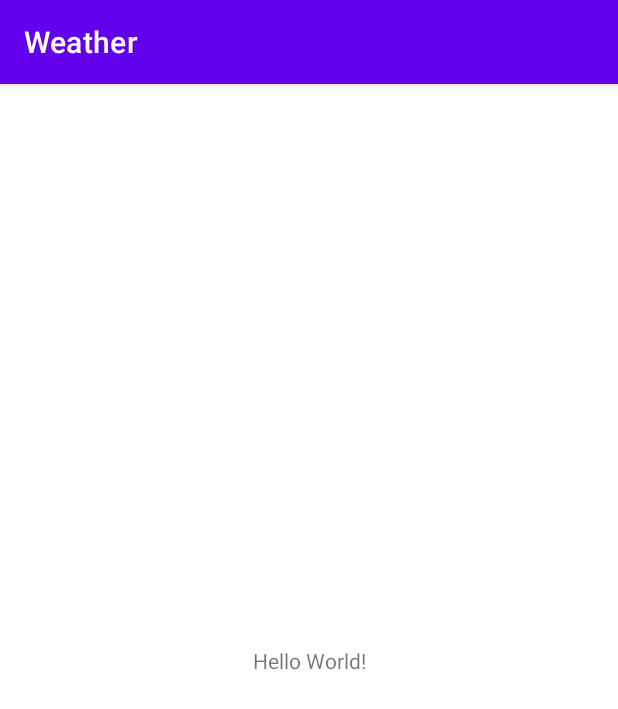
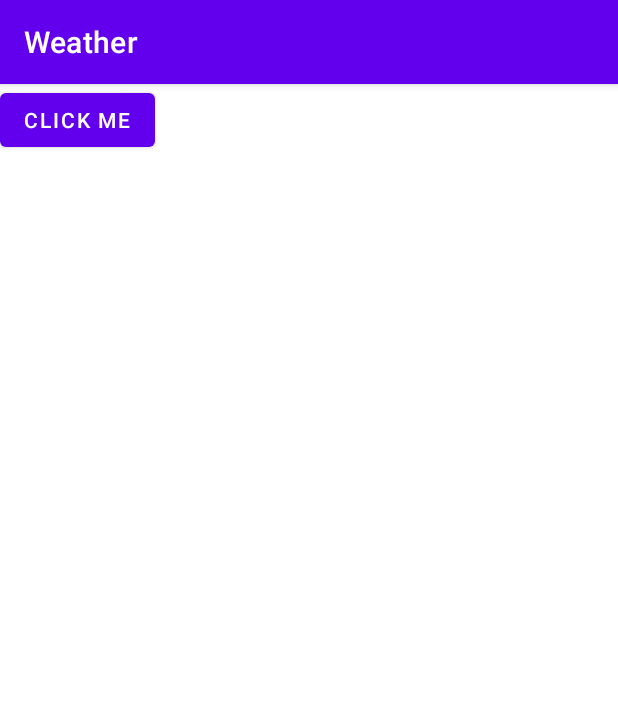
Before and after one commit to DenZoHunter/Weather, an Android app: the screen it shows after launch (MainActivity), on a phone screen of 412 x 824 dp. Shown: the top 709 px of the screen. Run offline under Robolectric (Android 15) with nearby library versions, the phone set to English and light mode, and no system bars.

Commit message:
add button and setOnClickListener

```diff
--- a/app/src/main/java/ru/geekbrains/weather/MainActivity.kt
+++ b/app/src/main/java/ru/geekbrains/weather/MainActivity.kt
@@ -1,11 +1,21 @@
 package ru.geekbrains.weather
 
 import android.os.Bundle
+import android.widget.Button
+import android.widget.Toast
 import androidx.appcompat.app.AppCompatActivity
 
 class MainActivity : AppCompatActivity() {
+
+
     override fun onCreate(savedInstanceState: Bundle?) {
         super.onCreate(savedInstanceState)
         setContentView(R.layout.activity_main)
+
+        val button: Button = findViewById(R.id.click_btn)
+
+        button.setOnClickListener {
+            Toast.makeText(applicationContext, "Click!", Toast.LENGTH_SHORT).show()
+        }
     }
 }
--- a/app/src/main/res/layout/activity_main.xml
+++ b/app/src/main/res/layout/activity_main.xml
@@ -1,18 +1,19 @@
 <?xml version="1.0" encoding="utf-8"?>
-<androidx.constraintlayout.widget.ConstraintLayout xmlns:android="http://schemas.android.com/apk/res/android"
+<androidx.appcompat.widget.LinearLayoutCompat xmlns:android="http://schemas.android.com/apk/res/android"
     xmlns:app="http://schemas.android.com/apk/res-auto"
     xmlns:tools="http://schemas.android.com/tools"
     android:layout_width="match_parent"
     android:layout_height="match_parent"
     tools:context=".MainActivity">
 
-    <TextView
+    <com.google.android.material.button.MaterialButton
+        android:id="@+id/click_btn"
         android:layout_width="wrap_content"
         android:layout_height="wrap_content"
-        android:text="Hello World!"
+        android:text="@string/click_me"
         app:layout_constraintBottom_toBottomOf="parent"
         app:layout_constraintLeft_toLeftOf="parent"
         app:layout_constraintRight_toRightOf="parent"
         app:layout_constraintTop_toTopOf="parent" />
 
-</androidx.constraintlayout.widget.ConstraintLayout>
+</androidx.appcompat.widget.LinearLayoutCompat>
--- a/app/src/main/res/values/strings.xml
+++ b/app/src/main/res/values/strings.xml
@@ -1,3 +1,4 @@
 <resources>
     <string name="app_name">Weather</string>
+    <string name="click_me">click me</string>
 </resources>
```
